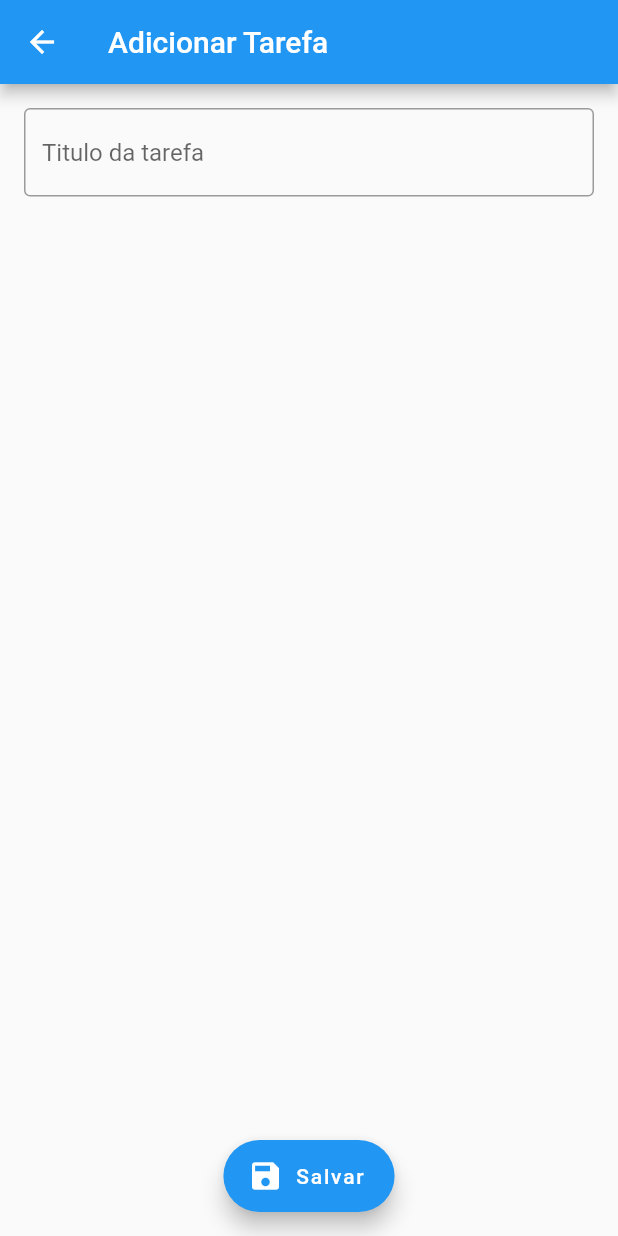
After one commit to CaptLuckyTiger/MemoTask, a Flutter app: the Home screen opened directly, after a tap on the "delete" icon, after a tap on the "add" icon, on a phone screen of 412 x 824 dp. The commit adds this screen. Run offline on Flutter 3.47's test engine with Material 2 defaults, Android fonts, the phone set to English and light mode, and no system bars.

```diff
--- /dev/null
+++ b/lib/Model/task.dart
@@ -0,0 +1,21 @@
+class Task {
+  String? id;
+  String? taskTitle;
+  bool isDone;
+  DateTime? date;
+
+  Task({
+    required this.id,
+    required this.taskTitle,
+    this.isDone = false,
+    this.date,
+  });
+
+  static List<Task> todoList() {
+    return [
+      Task(id: '01', taskTitle: 'Teste1', isDone: true),
+      Task(id: '02', taskTitle: 'Teste2'),
+      Task(id: '03', taskTitle: 'Teste1', isDone: true, date: DateTime.now()),
+    ];
+  }
+}
--- /dev/null
+++ b/lib/View/add_task_page.dart
@@ -0,0 +1,47 @@
+import 'package:flutter/material.dart';
+
+class AddTaskPage extends StatefulWidget {
+  @override
+  _AddTaskPageState createState() => _AddTaskPageState();
+}
+
+class _AddTaskPageState extends State<AddTaskPage> {
+  final _taskController = TextEditingController();
+
+  //DateTime? _selectedDate; // Estado da data selecionada
+
+  @override
+  Widget build(BuildContext context) {
+    return Scaffold(
+      appBar: AppBar(
+        title: Text('Adicionar Tarefa'),
+      ),
+      body: Padding(
+        padding: EdgeInsets.all(16.0),
+        child: Column(
+          children: [
+            TextField(
+              controller: _taskController,
+              decoration: InputDecoration(
+                  hintText: 'Titulo da tarefa',
+                  //errorText: 'O nome não pode ser vazio',
+                  border: OutlineInputBorder()),
+            ),
+            SizedBox(height: 20.0),
+          ],
+        ),
+      ),
+      floatingActionButton: FloatingActionButton.extended(
+        onPressed: () {
+          String newTask = _taskController.text;
+          if (newTask.isNotEmpty) {
+            Navigator.pop(context, newTask);
+          }
+        },
+        label: Text('Salvar'),
+        icon: Icon(Icons.save),
+      ),
+      floatingActionButtonLocation: FloatingActionButtonLocation.centerFloat,
+    );
+  }
+}
--- /dev/null
+++ b/lib/View/home_page.dart
@@ -0,0 +1,204 @@
+import 'package:flutter/material.dart';
+import '../Model/task.dart';
+import '../constants/colors.dart';
+import '../widgets/task_item.dart';
+import 'add_task_page.dart';
+
+class Home extends StatefulWidget {
+  Home({Key? key}) : super(key: key);
+
+  @override
+  State<Home> createState() => _HomeState();
+}
+
+class _HomeState extends State<Home> {
+  final todosList = Task.todoList();
+  List<Task> _foundToDo = [];
+  final _todoController = TextEditingController();
+  int _currentIndex = 0;
+
+  @override
+  void initState() {
+    _foundToDo = todosList;
+    super.initState();
+  }
+
+  @override
+  Widget build(BuildContext context) {
+    return Scaffold(
+      appBar: _buildAppBar(),
+      body: _buildBody(),
+      bottomNavigationBar: BottomNavigationBar(
+        currentIndex: _currentIndex,
+        onTap: (index) {
+          setState(() {
+            _currentIndex = index;
+          });
+        },
+        items: [
+          BottomNavigationBarItem(
+            icon: Icon(Icons.list),
+            label: 'Tarefas',
+          ),
+          BottomNavigationBarItem(
+            icon: Icon(Icons.calendar_month),
+            label: 'Calendario',
+          ),
+        ],
+      ),
+      floatingActionButton: _currentIndex == 0
+          ? FloatingActionButton(
+              onPressed: () async {
+                final newTask = await Navigator.push(
+                  context,
+                  MaterialPageRoute(builder: (context) => AddTaskPage()),
+                );
+
+                if (newTask != null) {
+                  _addToDoItem(newTask);
+                }
+              },
+              child: Icon(Icons.add),
+              elevation: 10,
+            )
+          : null,
+      floatingActionButtonLocation: FloatingActionButtonLocation.centerDocked,
+    );
+  }
+
+  Widget _buildBody() {
+    if (_currentIndex == 0) {
+      return Stack(
+        children: [
+          Container(
+            padding: EdgeInsets.symmetric(
+              horizontal: 20,
+              vertical: 15,
+            ),
+            child: Column(
+              children: [
+                searchBox(),
+                Expanded(
+                  child: ListView(
+                    children: [
+                      Container(
+                        margin: EdgeInsets.only(
+                          top: 50,
+                          bottom: 20,
+                        ),
+                        child: Text(
+                          'Tarefas',
+                          style: TextStyle(
+                            fontSize: 30,
+                            fontWeight: FontWeight.w500,
+                          ),
+                        ),
+                      ),
+                      for (Task tarefa in _foundToDo.reversed)
+                        TaskItem(
+                          todo: tarefa,
+                          onToDoChanged: _handleToDoChange,
+                          onDeleteItem: _deleteToDoItem,
+                        ),
+                    ],
+                  ),
+                )
+              ],
+            ),
+          ),
+        ],
+      );
+    } else {
+      return Container();
+    }
+  }
+
+  void _handleToDoChange(Task todo) {
+    setState(() {
+      todo.isDone = !todo.isDone;
+    });
+  }
+
+  void _deleteToDoItem(String id) {
+    setState(() {
+      todosList.removeWhere((item) => item.id == id);
+    });
+  }
+
+  void _addToDoItem(String toDo) {
+    setState(() {
+      todosList.add(Task(
+        id: DateTime.now().millisecondsSinceEpoch.toString(),
+        taskTitle: toDo,
+      ));
+    });
+    _todoController.clear();
+  }
+
+  void _runFilter(String enteredKeyword) {
+    List<Task> results = [];
+    if (enteredKeyword.isEmpty) {
+      results = todosList;
+    } else {
+      results = todosList
+          .where((item) => item.taskTitle!
+              .toLowerCase()
+              .contains(enteredKeyword.toLowerCase()))
+          .toList();
+    }
+
+    setState(() {
+      _foundToDo = results;
+    });
+  }
+
+  Widget searchBox() {
+    return Container(
+      padding: EdgeInsets.symmetric(horizontal: 15),
+      decoration: BoxDecoration(
+        color: Colors.white,
+        borderRadius: BorderRadius.circular(20),
+      ),
+      child: TextField(
+        onChanged: (value) => _runFilter(value),
+        decoration: InputDecoration(
+          contentPadding: EdgeInsets.all(0),
+          prefixIcon: Icon(
+            Icons.search,
+            color: tdBlack,
+            size: 20,
+          ),
+          prefixIconConstraints: BoxConstraints(
+            maxHeight: 20,
+            minWidth: 25,
+          ),
+          border: InputBorder.none,
+          hintText: 'Search',
+          hintStyle: TextStyle(color: tdGrey),
+        ),
+      ),
+    );
+  }
+
+  AppBar _buildAppBar() {
+    return AppBar(
+      backgroundColor: tdBGColor,
+      elevation: 0,
+      title: Row(mainAxisAlignment: MainAxisAlignment.spaceBetween, children: [
+        Icon(
+          Icons.menu,
+          color: tdBlack,
+          size: 30,
+        ),
+        Container(
+          height: 40,
+          width: 40,
+          child: ClipRRect(
+            borderRadius: BorderRadius.circular(20),
+            child: Image.asset('assets/images/avatar.jpeg'),
+          ),
+        ),
+      ]),
+    );
+  }
+}
--- /dev/null
+++ b/lib/widgets/task_item.dart
@@ -0,0 +1,77 @@
+import 'package:flutter/material.dart';
+import 'package:intl/intl.dart';
+import '../Model/task.dart';
+import '../constants/colors.dart';
+
+class TaskItem extends StatelessWidget {
+  final Task todo;
+  final onToDoChanged;
+  final onDeleteItem;
+
+  const TaskItem({
+    Key? key,
+    required this.todo,
+    required this.onToDoChanged,
+    required this.onDeleteItem,
+  }) : super(key: key);
+
+  @override
+  Widget build(BuildContext context) {
+    return Container(
+      margin: EdgeInsets.only(bottom: 20),
+      child: ListTile(
+        onTap: () {
+          onToDoChanged(todo);
+        },
+        shape: RoundedRectangleBorder(
+          borderRadius: BorderRadius.circular(20),
+        ),
+        contentPadding: EdgeInsets.symmetric(horizontal: 20, vertical: 5),
+        tileColor: Colors.white,
+        leading: Icon(
+          todo.isDone ? Icons.check_box : Icons.check_box_outline_blank,
+          color: tdBlue,
+        ),
+        title: Column(
+          crossAxisAlignment: CrossAxisAlignment.start,
+          children: [
+            Text(
+              todo.taskTitle!,
+              style: TextStyle(
+                fontSize: 16,
+                color: tdBlack,
+                decoration: todo.isDone ? TextDecoration.lineThrough : null,
+              ),
+            ),
+            if (todo.date != null) // Exibir a data se estiver disponível
+              Text(
+                'Date: ${DateFormat('yyyy-MM-dd').format(todo.date!)}',
+                style: TextStyle(
+                  fontSize: 14,
+                  color: tdGrey,
+                ),
+              ),
+          ],
+        ),
+        trailing: Container(
+          padding: EdgeInsets.all(0),
+          margin: EdgeInsets.symmetric(vertical: 12),
+          height: 35,
+          width: 35,
+          decoration: BoxDecoration(
+            color: tdRed,
+            borderRadius: BorderRadius.circular(5),
+          ),
+          child: IconButton(
+            color: Colors.white,
+            iconSize: 18,
+            icon: Icon(Icons.delete),
+            onPressed: () {
+              onDeleteItem(todo.id);
+            },
+          ),
+        ),
+      ),
+    );
+  }
+}
--- a/pubspec.yaml
+++ b/pubspec.yaml
@@ -35,6 +35,7 @@ dependencies:
   # The following adds the Cupertino Icons font to your application.
   # Use with the CupertinoIcons class for iOS style icons.
   cupertino_icons: ^1.0.2
+  intl: ^0.18.1
 
 dev_dependencies:
   flutter_test:
```
Also changed, not shown: lib/View/login_page.dart (renamed from lib/View/LoginPage.dart, +7 -22 lines), lib/ViewModel/login_view_model.dart (renamed from lib/ViewModel/LoginViewModel.dart, +5 -8 lines), lib/constants/colors.dart (added, +9 -0 lines), lib/main.dart (+11 -3 lines), lib/Model/user_model.dart (renamed from lib/Model/userModel.dart), pubspec.lock.
